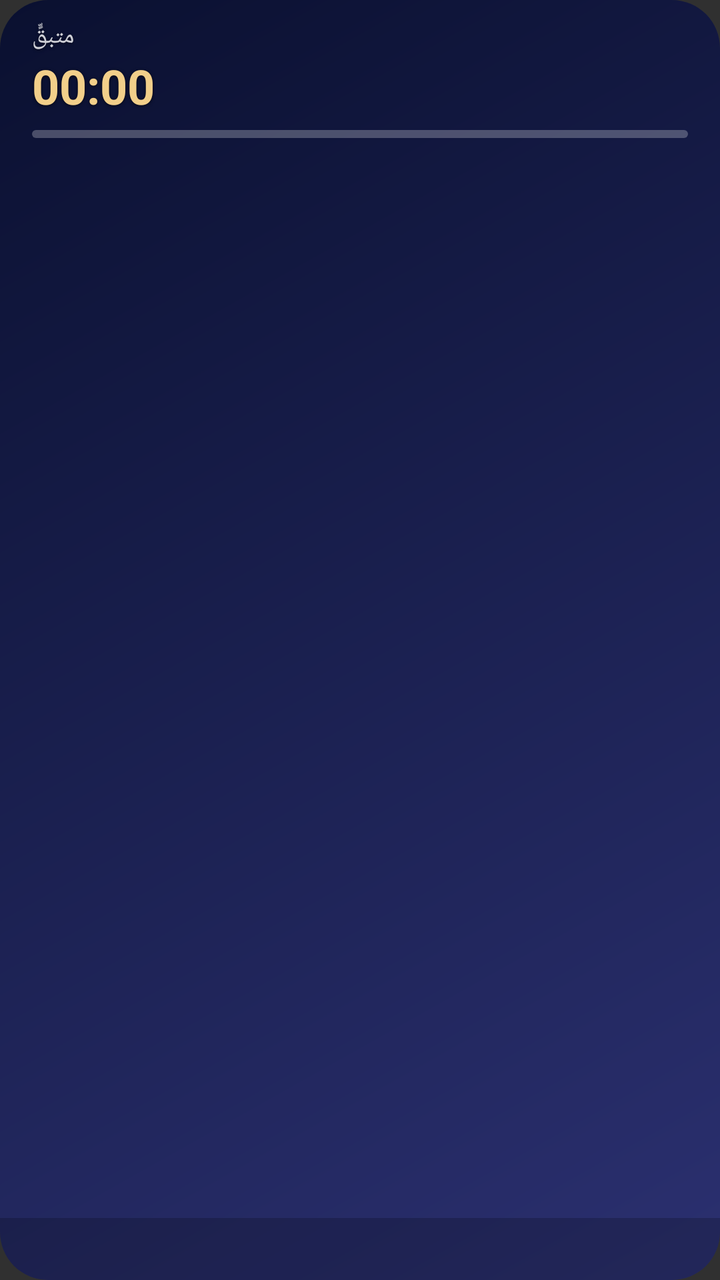
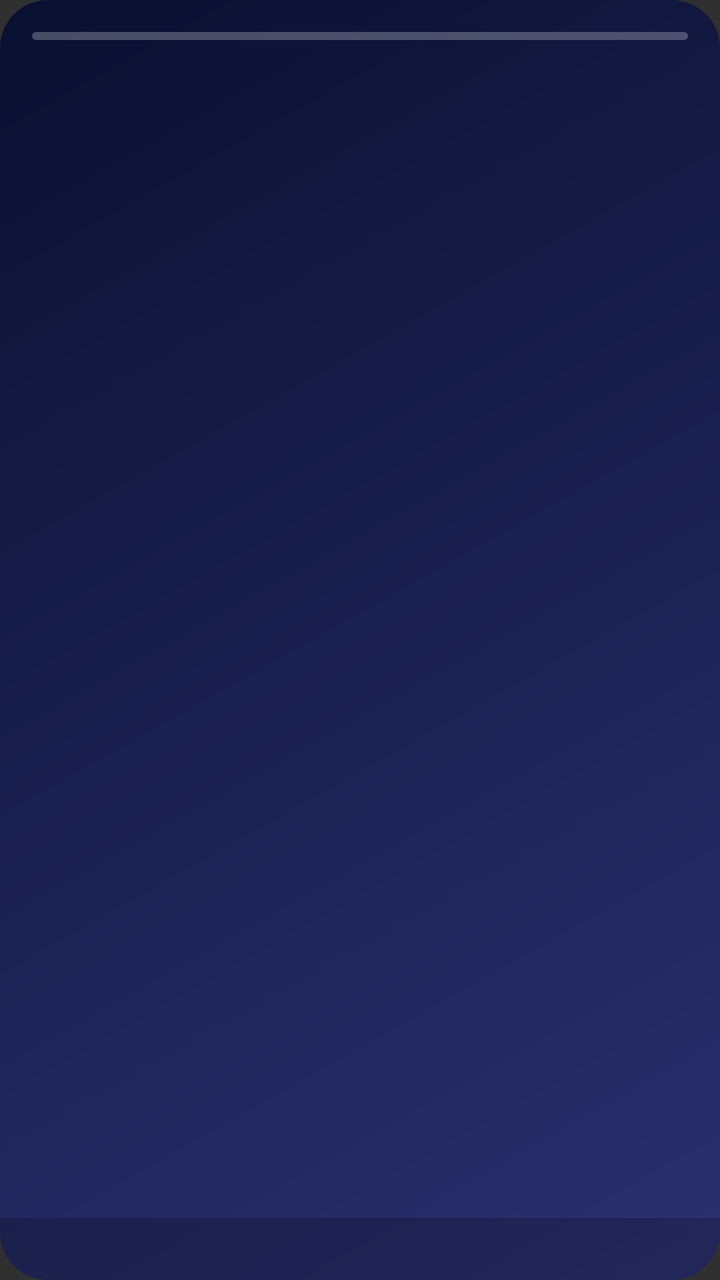

Compare the two renders of this Android layout. The source of the first and the diff that turns it into the second are given below.
<!-- AndroidManifest.xml: application theme android:Theme.Material.NoActionBar.Fullscreen -->
<!-- res/layout/widget_prayer.xml -->
<?xml version="1.0" encoding="utf-8"?>
<FrameLayout xmlns:android="http://schemas.android.com/apk/res/android"
    android:id="@+id/root"
    android:layout_width="match_parent"
    android:layout_height="match_parent"
    android:layoutDirection="rtl">

    
    <ImageView
        android:id="@+id/bg"
        android:layout_width="match_parent"
        android:layout_height="match_parent"
        android:scaleType="fitXY"
        android:src="@drawable/widget_bg_night" />

<LinearLayout
    android:layout_width="match_parent"
    android:layout_height="match_parent"
    android:layoutDirection="rtl"
    android:orientation="vertical">

    
    <LinearLayout
        android:layout_width="match_parent"
        android:layout_height="wrap_content"
        android:layout_marginTop="10dp"
        android:layout_marginStart="16dp"
        android:layout_marginEnd="16dp"
        android:gravity="center_vertical"
        android:layoutDirection="rtl"
        android:orientation="horizontal">

        <LinearLayout
            android:layout_width="wrap_content"
            android:layout_height="wrap_content"
            android:orientation="vertical">

            <TextView
                android:id="@+id/city"
                style="@style/WidgetText"
                android:layout_width="wrap_content"
                android:layout_height="wrap_content"
                android:alpha="0.8"
                android:textSize="12sp" />

            <LinearLayout
                android:layout_width="wrap_content"
                android:layout_height="wrap_content"
                android:baselineAligned="true"
                android:layoutDirection="rtl"
                android:orientation="horizontal">

                <TextView
                    android:id="@+id/next_name"
                    style="@style/WidgetText"
                    android:layout_width="wrap_content"
                    android:layout_height="wrap_content"
                    android:textSize="24sp"
                    android:textStyle="bold" />

                <TextView
                    android:id="@+id/next_time"
                    style="@style/WidgetText"
                    android:layout_width="wrap_content"
                    android:layout_height="wrap_content"
                    android:layout_marginStart="8dp"
                    android:textSize="17sp" />
            </LinearLayout>
        </LinearLayout>

        
        <ViewFlipper
            android:id="@+id/ev_flip"
            android:layout_width="0dp"
            android:layout_height="wrap_content"
            android:layout_weight="1"
            android:layout_marginStart="6dp"
            android:layout_marginEnd="6dp"
            android:autoStart="true"
            android:flipInterval="5000"
            android:inAnimation="@android:anim/fade_in"
            android:outAnimation="@android:anim/fade_out">
            <LinearLayout
                android:layout_width="match_parent"
                android:layout_height="wrap_content"
                android:gravity="center_horizontal"
                android:orientation="vertical">

                <TextView
                    android:id="@+id/ev0n"
                    style="@style/WidgetText"
                    android:layout_width="wrap_content"
                    android:layout_height="wrap_content"
                    android:ellipsize="end"
                    android:maxLines="1"
                    android:textColor="#F2CF8A"
                    android:textSize="17sp"
                    android:textStyle="bold" />

                <TextView
                    android:id="@+id/ev0d"
                    style="@style/WidgetText"
                    android:layout_width="wrap_content"
                    android:layout_height="wrap_content"
                    android:maxLines="1"
                    android:textSize="17sp" />
            </LinearLayout>

            <LinearLayout
                android:layout_width="match_parent"
                android:layout_height="wrap_content"
                android:gravity="center_horizontal"
                android:orientation="vertical">

                <TextView
                    android:id="@+id/ev1n"
                    style="@style/WidgetText"
                    android:layout_width="wrap_content"
                    android:layout_height="wrap_content"
                    android:ellipsize="end"
                    android:maxLines="1"
                    android:textColor="#F2CF8A"
                    android:textSize="17sp"
                    android:textStyle="bold" />

                <TextView
                    android:id="@+id/ev1d"
                    style="@style/WidgetText"
                    android:layout_width="wrap_content"
                    android:layout_height="wrap_content"
                    android:maxLines="1"
                    android:textSize="17sp" />
            </LinearLayout>

            <LinearLayout
                android:layout_width="match_parent"
                android:layout_height="wrap_content"
                android:gravity="center_horizontal"
                android:orientation="vertical">

                <TextView
                    android:id="@+id/ev2n"
                    style="@style/WidgetText"
                    android:layout_width="wrap_content"
                    android:layout_height="wrap_content"
                    android:ellipsize="end"
                    android:maxLines="1"
                    android:textColor="#F2CF8A"
                    android:textSize="17sp"
                    android:textStyle="bold" />

                <TextView
                    android:id="@+id/ev2d"
                    style="@style/WidgetText"
                    android:layout_width="wrap_content"
                    android:layout_height="wrap_content"
                    android:maxLines="1"
                    android:textSize="17sp" />
            </LinearLayout>
        </ViewFlipper>

        <LinearLayout
            android:layout_width="wrap_content"
            android:layout_height="wrap_content"
            android:gravity="end"
            android:orientation="vertical">

            <TextView
                android:id="@+id/left_label"
                style="@style/WidgetText"
                android:layout_width="wrap_content"
                android:layout_height="wrap_content"
                android:alpha="0.8"
                android:text="متبقٍّ"
                android:textSize="12sp" />

            <Chronometer
                android:id="@+id/countdown"
                style="@style/WidgetText"
                android:layout_width="wrap_content"
                android:layout_height="wrap_content"
                android:textColor="#F2CF8A"
                android:textSize="24sp"
                android:textStyle="bold" />
        </LinearLayout>
    </LinearLayout>

    
    <ProgressBar
        android:id="@+id/progress"
        style="?android:attr/progressBarStyleHorizontal"
        android:layout_width="match_parent"
        android:layout_height="4dp"
        android:layout_marginTop="6dp"
        android:layout_marginStart="16dp"
        android:layout_marginEnd="16dp"
        android:indeterminate="false"
        android:max="1000"
        android:progressDrawable="@drawable/widget_bar" />

    
    <LinearLayout
        android:layout_width="match_parent"
        android:layout_height="wrap_content"
        android:layout_marginTop="4dp"
        android:layout_marginStart="8dp"
        android:layout_marginEnd="8dp"
        android:layoutDirection="rtl"
        android:orientation="horizontal">
        <FrameLayout style="@style/WidgetCell">
            <ViewFlipper android:id="@+id/now0" style="@style/WidgetNow">
                <ImageView android:id="@+id/nowf0" android:layout_width="match_parent" android:layout_height="match_parent" android:scaleType="fitXY" android:src="@drawable/widget_now" />
                <FrameLayout android:layout_width="match_parent" android:layout_height="match_parent" />
            </ViewFlipper>
            <LinearLayout android:id="@+id/col0" style="@style/WidgetCol" android:layout_width="match_parent">
                <TextView android:id="@+id/n0" style="@style/WidgetName" />
                <TextView android:id="@+id/t0" style="@style/WidgetTime" />
            </LinearLayout>
        </FrameLayout>
        <FrameLayout style="@style/WidgetCell">
            <ViewFlipper android:id="@+id/now1" style="@style/WidgetNow">
                <ImageView android:id="@+id/nowf1" android:layout_width="match_parent" android:layout_height="match_parent" android:scaleType="fitXY" android:src="@drawable/widget_now" />
                <FrameLayout android:layout_width="match_parent" android:layout_height="match_parent" />
            </ViewFlipper>
            <LinearLayout android:id="@+id/col1" style="@style/WidgetCol" android:layout_width="match_parent">
                <TextView android:id="@+id/n1" style="@style/WidgetName" />
                <TextView android:id="@+id/t1" style="@style/WidgetTime" />
            </LinearLayout>
        </FrameLayout>
        <FrameLayout style="@style/WidgetCell">
            <ViewFlipper android:id="@+id/now2" style="@style/WidgetNow">
                <ImageView android:id="@+id/nowf2" android:layout_width="match_parent" android:layout_height="match_parent" android:scaleType="fitXY" android:src="@drawable/widget_now" />
                <FrameLayout android:layout_width="match_parent" android:layout_height="match_parent" />
            </ViewFlipper>
            <LinearLayout android:id="@+id/col2" style="@style/WidgetCol" android:layout_width="match_parent">
                <TextView android:id="@+id/n2" style="@style/WidgetName" />
                <TextView android:id="@+id/t2" style="@style/WidgetTime" />
            </LinearLayout>
        </FrameLayout>
        <FrameLayout style="@style/WidgetCell">
            <ViewFlipper android:id="@+id/now3" style="@style/WidgetNow">
                <ImageView android:id="@+id/nowf3" android:layout_width="match_parent" android:layout_height="match_parent" android:scaleType="fitXY" android:src="@drawable/widget_now" />
                <FrameLayout android:layout_width="match_parent" android:layout_height="match_parent" />
            </ViewFlipper>
            <LinearLayout android:id="@+id/col3" style="@style/WidgetCol" android:layout_width="match_parent">
                <TextView android:id="@+id/n3" style="@style/WidgetName" />
                <TextView android:id="@+id/t3" style="@style/WidgetTime" />
            </LinearLayout>
        </FrameLayout>
        <FrameLayout style="@style/WidgetCell">
            <ViewFlipper android:id="@+id/now4" style="@style/WidgetNow">
                <ImageView android:id="@+id/nowf4" android:layout_width="match_parent" android:layout_height="match_parent" android:scaleType="fitXY" android:src="@drawable/widget_now" />
                <FrameLayout android:layout_width="match_parent" android:layout_height="match_parent" />
            </ViewFlipper>
            <LinearLayout android:id="@+id/col4" style="@style/WidgetCol" android:layout_width="match_parent">
                <TextView android:id="@+id/n4" style="@style/WidgetName" />
                <TextView android:id="@+id/t4" style="@style/WidgetTime" />
            </LinearLayout>
        </FrameLayout>
        <FrameLayout style="@style/WidgetCell">
            <ViewFlipper android:id="@+id/now5" style="@style/WidgetNow">
                <ImageView android:id="@+id/nowf5" android:layout_width="match_parent" android:layout_height="match_parent" android:scaleType="fitXY" android:src="@drawable/widget_now" />
                <FrameLayout android:layout_width="match_parent" android:layout_height="match_parent" />
            </ViewFlipper>
            <LinearLayout android:id="@+id/col5" style="@style/WidgetCol" android:layout_width="match_parent">
                <TextView android:id="@+id/n5" style="@style/WidgetName" />
                <TextView android:id="@+id/t5" style="@style/WidgetTime" />
            </LinearLayout>
        </FrameLayout>
    </LinearLayout>

    
    <ViewFlipper
        android:id="@+id/flip"
        android:layout_width="match_parent"
        android:layout_height="0dp"
        android:layout_weight="1"
        android:layout_marginStart="16dp"
        android:layout_marginEnd="16dp"
        android:autoStart="true"
        android:flipInterval="8000"
        android:inAnimation="@android:anim/fade_in"
        android:outAnimation="@android:anim/fade_out">

        <TextView
            android:id="@+id/dua"
            style="@style/WidgetText"
            android:layout_width="match_parent"
            android:layout_height="match_parent"
            android:ellipsize="end"
            android:gravity="center"
            android:maxLines="1"
            android:textSize="13sp" />

        <LinearLayout
            android:layout_width="match_parent"
            android:layout_height="match_parent"
            android:gravity="center"
            android:layoutDirection="rtl"
            android:orientation="horizontal">

            <TextView
                android:id="@+id/info_label"
                style="@style/WidgetText"
                android:layout_width="wrap_content"
                android:layout_height="wrap_content"
                android:ellipsize="end"
                android:maxLines="1"
                android:gravity="center"
                android:textSize="13sp" />

            <Chronometer
                android:id="@+id/info_chrono"
                style="@style/WidgetText"
                android:layout_width="wrap_content"
                android:layout_height="wrap_content"
                android:layout_marginStart="6dp"
                android:textColor="#F2CF8A"
                android:textSize="14sp"
                android:textStyle="bold"
                android:visibility="gone" />
        </LinearLayout>
    </ViewFlipper>

    
    <LinearLayout
        android:id="@+id/foot"
        android:layout_width="match_parent"
        android:layout_height="wrap_content"
        android:background="@drawable/widget_foot"
        android:gravity="center_vertical"
        android:layoutDirection="rtl"
        android:orientation="horizontal"
        android:paddingStart="16dp"
        android:paddingEnd="16dp"
        android:paddingTop="5dp"
        android:paddingBottom="7dp">

        <TextView
            android:id="@+id/greg"
            style="@style/WidgetText"
            android:layout_width="wrap_content"
            android:layout_height="wrap_content"
            android:maxLines="1"
            android:textSize="13sp" />

        <TextView
            android:layout_width="0dp"
            android:layout_height="wrap_content"
            android:layout_weight="1" />

        <ImageView
            android:id="@+id/moon"
            android:layout_width="16dp"
            android:layout_height="16dp"
            android:layout_marginEnd="6dp" />

        <TextView
            android:id="@+id/hijri"
            style="@style/WidgetText"
            android:layout_width="wrap_content"
            android:layout_height="wrap_content"
            android:maxLines="1"
            android:textSize="13sp" />
    </LinearLayout>
</LinearLayout>
</FrameLayout>
<!-- resources referenced by this layout -->
<resources>
  <!-- drawable widget_bar (drawable) -->
  <?xml version="1.0" encoding="utf-8"?>
  <layer-list xmlns:android="http://schemas.android.com/apk/res/android">
      <item android:id="@android:id/background">
          <shape android:shape="rectangle">
              <corners android:radius="2dp" />
              <solid android:color="#40FFFFFF" />
          </shape>
      </item>
      <item android:id="@android:id/progress">
          <clip android:clipOrientation="horizontal" android:gravity="right">
              <shape android:shape="rectangle">
                  <corners android:radius="2dp" />
                  <solid android:color="#F2CF8A" />
              </shape>
          </clip>
      </item>
  </layer-list>
  <!-- drawable widget_bg_night (drawable) -->
  <?xml version="1.0" encoding="utf-8"?>
  <shape xmlns:android="http://schemas.android.com/apk/res/android" android:shape="rectangle">
      <corners android:radius="24dp" />
      <gradient android:angle="315" android:startColor="#0A1030" android:endColor="#2B3070" />
  </shape>
  <!-- drawable widget_foot (drawable) -->
  <?xml version="1.0" encoding="utf-8"?>
  <shape xmlns:android="http://schemas.android.com/apk/res/android" android:shape="rectangle">
      <corners android:bottomLeftRadius="24dp" android:bottomRightRadius="24dp" />
      <solid android:color="#33000000" />
  </shape>
  <!-- drawable widget_now (drawable) -->
  <?xml version="1.0" encoding="utf-8"?>
  <shape xmlns:android="http://schemas.android.com/apk/res/android" android:shape="rectangle">
      <corners android:radius="12dp" />
      <stroke android:width="1dp" android:color="#FFFFFF" />
  </shape>
  <style name="WidgetCell">
          <item name="android:layout_width">0dp</item>
          <item name="android:layout_height">wrap_content</item>
          <item name="android:layout_weight">1</item>
      </style>
  <style name="WidgetCol">
          <item name="android:layout_width">0dp</item>
          <item name="android:layout_height">wrap_content</item>
          <item name="android:layout_weight">1</item>
          <item name="android:orientation">vertical</item>
          <item name="android:gravity">center_horizontal</item>
          <item name="android:paddingTop">3dp</item>
          <item name="android:paddingBottom">3dp</item>
      </style>
  <style name="WidgetName" parent="WidgetText">
          <item name="android:layout_width">wrap_content</item>
          <item name="android:layout_height">wrap_content</item>
          <item name="android:textSize">13sp</item>
      </style>
  <style name="WidgetNow">
          <item name="android:layout_width">match_parent</item>
          <item name="android:layout_height">match_parent</item>
          <item name="android:visibility">gone</item>
          <item name="android:autoStart">true</item>
          <item name="android:flipInterval">2500</item>
          <item name="android:inAnimation">@anim/now_in</item>
          <item name="android:outAnimation">@anim/now_out</item>
      </style>
  <style name="WidgetText">
          <item name="android:textColor">#FFFFFF</item>
          <item name="android:shadowColor">#B3000000</item>
          <item name="android:shadowDy">1</item>
          <item name="android:shadowRadius">4</item>
      </style>
  <style name="WidgetTime" parent="WidgetText">
          <item name="android:layout_width">wrap_content</item>
          <item name="android:layout_height">wrap_content</item>
          <item name="android:textSize">17sp</item>
          <item name="android:textStyle">bold</item>
      </style>
</resources>

<!-- the commit's change to res/layout/widget_prayer.xml (unified diff, before → after) -->
@@ -30,159 +30,24 @@
         android:layoutDirection="rtl"
         android:orientation="horizontal">
 
-        <LinearLayout
-            android:layout_width="wrap_content"
-            android:layout_height="wrap_content"
-            android:orientation="vertical">
-
-            <TextView
-                android:id="@+id/city"
-                style="@style/WidgetText"
-                android:layout_width="wrap_content"
-                android:layout_height="wrap_content"
-                android:alpha="0.8"
-                android:textSize="12sp" />
-
-            <LinearLayout
-                android:layout_width="wrap_content"
-                android:layout_height="wrap_content"
-                android:baselineAligned="true"
-                android:layoutDirection="rtl"
-                android:orientation="horizontal">
-
-                <TextView
-                    android:id="@+id/next_name"
-                    style="@style/WidgetText"
-                    android:layout_width="wrap_content"
-                    android:layout_height="wrap_content"
-                    android:textSize="24sp"
-                    android:textStyle="bold" />
-
-                <TextView
-                    android:id="@+id/next_time"
-                    style="@style/WidgetText"
-                    android:layout_width="wrap_content"
-                    android:layout_height="wrap_content"
-                    android:layout_marginStart="8dp"
-                    android:textSize="17sp" />
-            </LinearLayout>
-        </LinearLayout>
-
         
-        <ViewFlipper
-            android:id="@+id/ev_flip"
+        <FrameLayout
+            android:id="@+id/slot_r"
+            android:layout_width="wrap_content"
+            android:layout_height="wrap_content" />
+
+        <FrameLayout
+            android:id="@+id/slot_c"
             android:layout_width="0dp"
             android:layout_height="wrap_content"
             android:layout_weight="1"
             android:layout_marginStart="6dp"
-            android:layout_marginEnd="6dp"
-            android:autoStart="true"
-            android:flipInterval="5000"
-            android:inAnimation="@android:anim/fade_in"
-            android:outAnimation="@android:anim/fade_out">
-            <LinearLayout
-                android:layout_width="match_parent"
-                android:layout_height="wrap_content"
-                android:gravity="center_horizontal"
-                android:orientation="vertical">
-
-                <TextView
-                    android:id="@+id/ev0n"
-                    style="@style/WidgetText"
-                    android:layout_width="wrap_content"
-                    android:layout_height="wrap_content"
-                    android:ellipsize="end"
-                    android:maxLines="1"
-                    android:textColor="#F2CF8A"
-                    android:textSize="17sp"
-                    android:textStyle="bold" />
-
-                <TextView
-                    android:id="@+id/ev0d"
-                    style="@style/WidgetText"
-                    android:layout_width="wrap_content"
-                    android:layout_height="wrap_content"
-                    android:maxLines="1"
-                    android:textSize="17sp" />
-            </LinearLayout>
-
-            <LinearLayout
-                android:layout_width="match_parent"
-                android:layout_height="wrap_content"
-                android:gravity="center_horizontal"
-                android:orientation="vertical">
-
-                <TextView
-                    android:id="@+id/ev1n"
-                    style="@style/WidgetText"
-                    android:layout_width="wrap_content"
-                    android:layout_height="wrap_content"
-                    android:ellipsize="end"
-                    android:maxLines="1"
-                    android:textColor="#F2CF8A"
-                    android:textSize="17sp"
-                    android:textStyle="bold" />
-
-                <TextView
-                    android:id="@+id/ev1d"
-                    style="@style/WidgetText"
-                    android:layout_width="wrap_content"
-                    android:layout_height="wrap_content"
-                    android:maxLines="1"
-                    android:textSize="17sp" />
-            </LinearLayout>
-
-            <LinearLayout
-                android:layout_width="match_parent"
-                android:layout_height="wrap_content"
-                android:gravity="center_horizontal"
-                android:orientation="vertical">
-
-                <TextView
-                    android:id="@+id/ev2n"
-                    style="@style/WidgetText"
-                    android:layout_width="wrap_content"
-                    android:layout_height="wrap_content"
-                    android:ellipsize="end"
-                    android:maxLines="1"
-                    android:textColor="#F2CF8A"
-                    android:textSize="17sp"
-                    android:textStyle="bold" />
-
-                <TextView
-                    android:id="@+id/ev2d"
-                    style="@style/WidgetText"
-                    android:layout_width="wrap_content"
-                    android:layout_height="wrap_content"
-                    android:maxLines="1"
-                    android:textSize="17sp" />
-            </LinearLayout>
-        </ViewFlipper>
-
-        <LinearLayout
-            android:layout_width="wrap_content"
-            android:layout_height="wrap_content"
-            android:gravity="end"
-            android:orientation="vertical">
-
-            <TextView
-                android:id="@+id/left_label"
-                style="@style/WidgetText"
-                android:layout_width="wrap_content"
-                android:layout_height="wrap_content"
-                android:alpha="0.8"
-                android:text="متبقٍّ"
-                android:textSize="12sp" />
-
-            <Chronometer
-                android:id="@+id/countdown"
-                style="@style/WidgetText"
-                android:layout_width="wrap_content"
-                android:layout_height="wrap_content"
-                android:textColor="#F2CF8A"
-                android:textSize="24sp"
-                android:textStyle="bold" />
-        </LinearLayout>
+            android:layout_marginEnd="6dp" />
+
+        <FrameLayout
+            android:id="@+id/slot_l"
+            android:layout_width="wrap_content"
+            android:layout_height="wrap_content" />
     </LinearLayout>
 
     
@@ -293,6 +158,7 @@
             android:textSize="13sp" />
 
         <LinearLayout
+            android:id="@+id/info_row"
             android:layout_width="match_parent"
             android:layout_height="match_parent"
             android:gravity="center"
